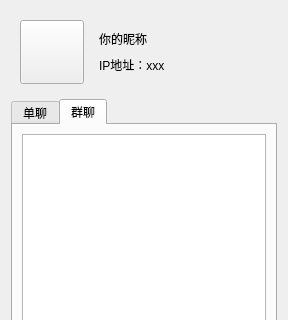
This is Qt-IM/mainwindow.ui in XiaoZheng2003/BIT-QT-IM as Qt 5 draws it before an edit; both pictures show x 0 to 288 and y 0 to 320 of the 288 by 517 pixel window. The edited form follows.
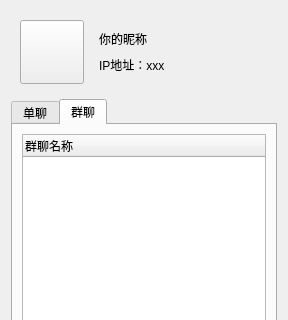
This is the edited form. The open tabs and pages were chosen to show the change. Icons and pictures are not drawn.

Commit message: 主界面添加群聊功能

```diff
--- a/Qt-IM/mainwindow.ui
+++ b/Qt-IM/mainwindow.ui
@@ -102,9 +102,15 @@
       <attribute name="title">
        <string>群聊</string>
       </attribute>
-      <layout class="QHBoxLayout" name="horizontalLayout_2">
+      <layout class="QVBoxLayout" name="verticalLayout_4">
        <item>
-        <widget class="QListWidget" name="groupList"/>
+        <widget class="QTreeWidget" name="groupList">
+         <column>
+          <property name="text">
+           <string>群聊名称</string>
+          </property>
+         </column>
+        </widget>
        </item>
       </layout>
      </widget>
```
The commit also changes 3 other files.
